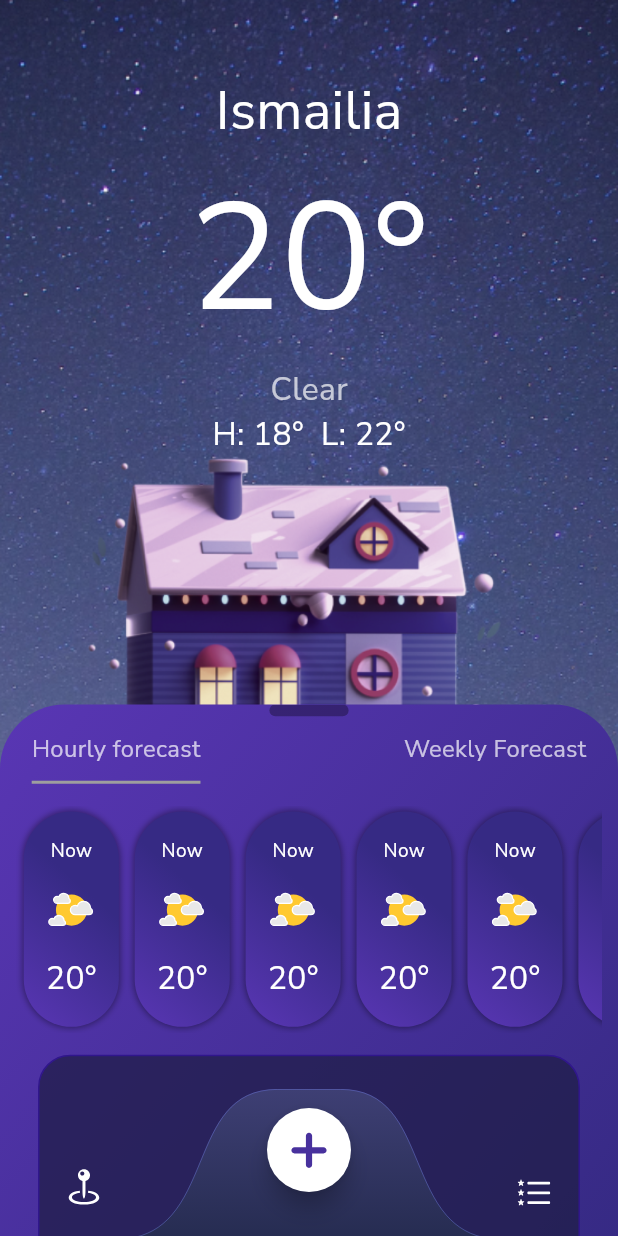
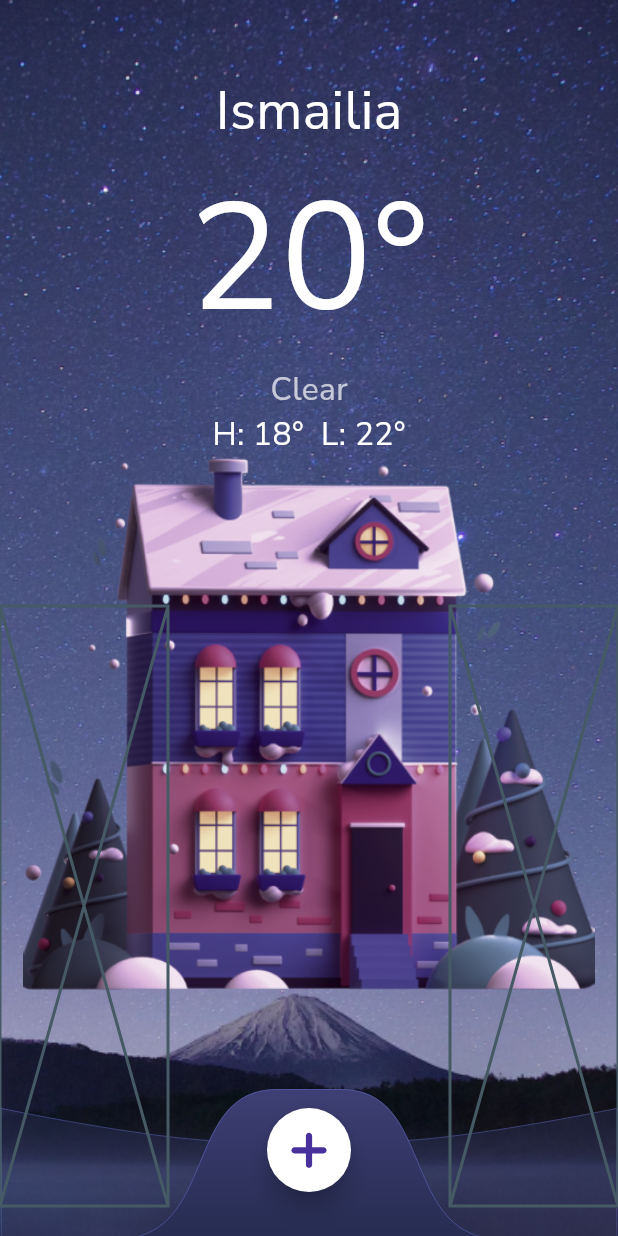
Before and after one commit to Eslam-Fathi/weather, a Flutter app: the screen it shows after launch, on a phone screen of 412 x 824 dp. Run offline on Flutter 3.47's test engine with Material 3 defaults, Android fonts, the phone set to English and light mode, and no system bars; our stand-ins replace flutter_screenutil, flutter_svg, google_fonts.

Commit message:
Revert "Add new weather-related components and functionality"
This reverts commit 86ba0d4a1594190e348608345a08a71a08d32b07.

```diff
--- a/lib/View/Components/bottom_buttons.dart
+++ /dev/null
@@ -1,20 +0,0 @@
-import 'package:flutter/material.dart';
-import 'package:flutter_svg/flutter_svg.dart';
-
-class BottomButton extends StatelessWidget {
-  const BottomButton({
-    super.key,
-    required this.iconlink,
-    required this.onTap,
-  });
-  final String iconlink;
-  final void Function() onTap;
-
-  @override
-  Widget build(BuildContext context) {
-    return InkWell(
-      onTap: onTap,
-      child: SvgPicture.asset(iconlink),
-    );
-  }
-}
--- a/lib/View/Components/draggable_weather_widget.dart
+++ /dev/null
@@ -1,50 +0,0 @@
-import 'package:flutter/material.dart';
-import 'package:flutter_screenutil/flutter_screenutil.dart';
-import 'package:weather/View/Components/draggble_content_widget.dart';
-
-class DraggableWeatherWidget extends StatefulWidget {
-  const DraggableWeatherWidget({super.key});
-
-  @override
-  State<DraggableWeatherWidget> createState() => _DraggableWeatherWidgetState();
-}
-
-class _DraggableWeatherWidgetState extends State<DraggableWeatherWidget> {
-  @override
-  Widget build(BuildContext context) {
-    return LayoutBuilder(
-      builder: (context, constraints) {
-        return DraggableScrollableSheet(
-            initialChildSize: 0.43,
-            minChildSize: .43,
-            builder: (BuildContext context, ScrollController scrollController) {
-              return Container(
-                decoration: ShapeDecoration(
-                  shape: RoundedRectangleBorder(
-                    borderRadius: BorderRadius.vertical(
-                      top: Radius.circular(44.r),
-                    ),
-                  ),
-                  gradient: const LinearGradient(
-                    colors: [
-                      Color.fromARGB(255, 89, 54, 180),
-                      Color.fromARGB(255, 54, 42, 132),
-                    ],
-                    begin: Alignment.topLeft,
-                    end: Alignment.bottomRight,
-                  ),
-                ),
-                child: ListView.builder(
-                  physics: const ClampingScrollPhysics(),
-                  controller: scrollController,
-                  itemCount: 1,
-                  itemBuilder: (context, index) {
-                    return const DraggableContent();
-                  },
-                ),
-              );
-            });
-      },
-    );
-  }
-}
--- a/lib/View/Components/draggble_content_widget.dart
+++ /dev/null
@@ -1,325 +0,0 @@
-import 'package:flutter/material.dart';
-import 'package:flutter_screenutil/flutter_screenutil.dart';
-import 'package:google_fonts/google_fonts.dart';
-import 'package:weather/View/Components/purple_colored_box.dart';
-import 'package:weather/View/Widgets/weather_small_widget.dart';
-
-class DraggableContent extends StatefulWidget {
-  const DraggableContent({
-    super.key,
-  });
-
-  @override
-  State<DraggableContent> createState() => _DraggableContentState();
-}
-
-class _DraggableContentState extends State<DraggableContent>
-    with SingleTickerProviderStateMixin {
-  int _selectedIndex = 0;
-  late AnimationController controller;
-  late Animation<Offset> _animation1;
-  late Animation<Offset> _animation2;
-
-  @override
-  void initState() {
-    super.initState();
-    //* Animation controller setup
-    controller = AnimationController(
-      vsync: this,
-      duration: const Duration(milliseconds: 500),
-    );
-    //* Define animations
-    _animation1 = Tween<Offset>(
-      begin: Offset.zero,
-      end: const Offset(-1.0, 0.0),
-    ).animate(
-      CurvedAnimation(
-        parent: controller,
-        curve: Curves.easeInOut,
-      ),
-    );
-    _animation2 = Tween<Offset>(
-      begin: const Offset(1.0, 0.0),
-      end: Offset.zero,
-    ).animate(
-      CurvedAnimation(
-        parent: controller,
-        curve: Curves.easeInOut,
-      ),
-    );
-  }
-
-  void _onTabTapped(int index) {
-    if (_selectedIndex != index) {
-      setState(() {
-        _selectedIndex = index;
-      });
-      //* Animate to the selected tab
-      _selectedIndex == 0 ? controller.reverse() : controller.forward();
-    }
-  }
-
-  @override
-  void dispose() {
-    controller.dispose();
-    super.dispose();
-  }
-
-  @override
-  Widget build(BuildContext context) {
-    return Padding(
-      padding: EdgeInsets.symmetric(horizontal: 10.w),
-      child: Column(
-        children: [
-          //* Tab indicator bar
-          Container(
-            width: 50.w,
-            height: 8.h,
-            decoration: ShapeDecoration(
-              color: const Color.fromARGB(80, 0, 0, 0),
-              shape: RoundedRectangleBorder(
-                borderRadius: BorderRadius.circular(50.r),
-              ),
-            ),
-          ),
-          Padding(
-            padding: EdgeInsets.symmetric(horizontal: 10.w),
-            child: Row(
-              children: [
-                //* Tab 1: Hourly forecast
-                GestureDetector(
-                  onTap: () {
-                    _onTabTapped(0);
-                  },
-                  child: Container(
-                    decoration: BoxDecoration(
-                      border: Border(
-                        bottom: BorderSide(
-                          color: _selectedIndex == 0
-                              ? Colors.grey
-                              : Colors.transparent,
-                          width: 2.0,
-                        ),
-                      ),
-                    ),
-                    padding: const EdgeInsets.symmetric(vertical: 10.0),
-                    child: Text(
-                      'Hourly forecast',
-                      style: TextStyle(
-                        fontFamily: GoogleFonts.nunitoSans().fontFamily,
-                        color: Colors.white70,
-                        fontSize: 15.sp,
-                      ),
-                    ),
-                  ),
-                ),
-                const Spacer(),
-                //* Tab 2: Weekly Forecast
-                GestureDetector(
-                  onTap: () {
-                    _onTabTapped(1);
-                  },
-                  child: Container(
-                    decoration: BoxDecoration(
-                      border: Border(
-                        bottom: BorderSide(
-                          color: _selectedIndex == 1
-                              ? Colors.grey
-                              : Colors.transparent,
-                          width: 2.0,
-                        ),
-                      ),
-                    ),
-                    padding: const EdgeInsets.symmetric(vertical: 10.0),
-                    child: Text(
-                      "Weekly Forecast",
-                      style: TextStyle(
-                        fontFamily: GoogleFonts.nunitoSans().fontFamily,
-                        color: Colors.white70,
-                        fontSize: 15.sp,
-                      ),
-                    ),
-                  ),
-                ),
-              ],
-            ),
-          ),
-          //* Weather content stack
-          Stack(
-            children: [
-              //* Tab 1 content: Hourly forecast
-              AnimatedOpacity(
-                opacity: _selectedIndex == 0 ? 1.0 : 0.0,
-                duration: const Duration(milliseconds: 500),
-                child: SlideTransition(
-                  position: _animation1,
-                  child: Padding(
-                    padding: EdgeInsets.symmetric(vertical: 15.h),
-                    child: SizedBox(
-                      height: 155.h,
-                      child: ListView.builder(
-                        physics: const ClampingScrollPhysics(),
-                        scrollDirection: Axis.horizontal,
-                        itemCount: 7,
-                        itemBuilder: (BuildContext context, int index) {
-                          return Padding(
-                            padding: EdgeInsets.symmetric(
-                              horizontal: 5.w,
-                              vertical: 4.h,
-                            ),
-                            child: const SmallWeatherWidget(
-                              timeText: 'Now',
-                              temp: '20',
-                              weather: 'snow',
-                            ),
-                          );
-                        },
-                      ),
-                    ),
-                  ),
-                ),
-              ),
-              //* Tab 2 content: Weekly Forecast
-              AnimatedOpacity(
-                opacity: _selectedIndex == 1 ? 1.0 : 0.0,
-                duration: const Duration(milliseconds: 500),
-                child: SlideTransition(
-                  position: _animation2,
-                  child: Padding(
-                    padding: EdgeInsets.symmetric(vertical: 15.h),
-                    child: SizedBox(
-                      height: 155.h,
-                      child: ListView.builder(
-                        physics: const ClampingScrollPhysics(),
-                        scrollDirection: Axis.horizontal,
-                        itemCount: 7,
-                        itemBuilder: (BuildContext context, int index) {
-                          return Padding(
-                            padding: EdgeInsets.symmetric(
-                              horizontal: 5.w,
-                              vertical: 4.h,
-                            ),
-                            child: const SmallWeatherWidget(
-                              timeText: 'day',
-                              temp: '10',
-                              weather: 'Sunny',
-                            ),
-                          );
-                        },
-                      ),
-                    ),
-                  ),
-                ),
-              ),
-            ],
-          ),
-          //* AirQuality Widget
-          const PurpleBox(
-            height: 158,
-            width: 342,
-            child: SizedBox(),
-          ),
-          SizedBox(
-            height: 10.h,
-          ),
-          Padding(
-            padding: EdgeInsets.symmetric(horizontal: 15.w),
-            child: Row(
-              children: [
-                //* UVIndex Widget
-                const PurpleBox(
-                  height: 164,
-                  width: 164,
-                  child: SizedBox(),
-                ),
-                SizedBox(
-                  width: 10.w,
-                ),
-                //* SunRise Widget
-                const PurpleBox(
-                  height: 164,
-                  width: 164,
-                  child: SizedBox(),
-                ),
-              ],
-            ),
-          ),
-          SizedBox(
-            height: 10.h,
-          ),
-          Padding(
-            padding: EdgeInsets.symmetric(horizontal: 15.w),
-            child: Row(
-              children: [
-                //* WindSpeed Widget
-                const PurpleBox(
-                  height: 164,
-                  width: 164,
-                  child: SizedBox(),
-                ),
-                SizedBox(
-                  width: 10.w,
-                ),
-                //* RainFall Widget
-                const PurpleBox(
-                  height: 164,
-                  width: 164,
-                  child: SizedBox(),
-                ),
-              ],
-            ),
-          ),
-          SizedBox(
-            height: 10.h,
-          ),
-          Padding(
-            padding: EdgeInsets.symmetric(horizontal: 15.w),
-            child: Row(
-              children: [
-                //* FeelsLike Widget
-                const PurpleBox(height: 164, width: 164, child: SizedBox()),
-                SizedBox(
-                  width: 10.w,
-                ),
-                //* Humidity Widget
-                const PurpleBox(
-                  height: 164,
-                  width: 164,
-                  child: SizedBox(),
-                ),
-              ],
-            ),
-          ),
-          SizedBox(
-            height: 10.h,
-          ),
-          Padding(
-            padding: EdgeInsets.symmetric(horizontal: 15.w),
-            child: Row(
-              children: [
-                //* Visiblity Widget
-                const PurpleBox(
-                  height: 164,
-                  width: 164,
-                  child: SizedBox(),
-                ),
-                SizedBox(
-                  width: 10.w,
-                ),
-                //* Pressure Widget
-                const PurpleBox(
-                  height: 164,
-                  width: 164,
-                  child: SizedBox(),
-                ),
-              ],
-            ),
-          ),
-          SizedBox(
-            height: 120.h,
-          )
-        ],
-      ),
-    );
-  }
-}
--- a/lib/View/Components/purple_colored_box.dart
+++ /dev/null
@@ -1,29 +0,0 @@
-import 'package:flutter/material.dart';
-import 'package:flutter_screenutil/flutter_screenutil.dart';
-
-class PurpleBox extends StatelessWidget {
-  const PurpleBox({
-    super.key,
-    required this.height,
-    required this.width,
-    required this.child,
-  });
-  final double height;
-  final double width;
-  final Widget child;
-  @override
-  Widget build(BuildContext context) {
-    return Container(
-      height: height.h,
-      width: width.w,
-      decoration: ShapeDecoration(
-        shape: RoundedRectangleBorder(
-          side: const BorderSide(color: Color.fromARGB(255, 48, 22, 140)),
-          borderRadius: BorderRadius.circular(22.r),
-        ),
-        color: const Color.fromARGB(190, 31, 29, 71),
-      ),
-      child: child,
-    );
-  }
-}
--- a/lib/View/Screens/home_screen.dart
+++ b/lib/View/Screens/home_screen.dart
@@ -2,8 +2,6 @@ import 'package:flutter/material.dart';
 import 'package:flutter_screenutil/flutter_screenutil.dart';
 import 'package:flutter_svg/flutter_svg.dart';
 import 'package:google_fonts/google_fonts.dart';
-import 'package:weather/View/Components/bottom_buttons.dart';
-import 'package:weather/View/Components/draggable_weather_widget.dart';
 
 class HomeScreen extends StatefulWidget {
   const HomeScreen({super.key});
@@ -98,6 +96,7 @@ class _HomeScreenState extends State<HomeScreen>
               ],
             ),
           ),
+
           Positioned(
             // floating button background
             left: 0,
@@ -106,35 +105,20 @@ class _HomeScreenState extends State<HomeScreen>
             child: SvgPicture.asset("assets/svg/Back.svg", width: 400.w),
           ),
 
-          const DraggableWeatherWidget(),
+          Positioned(
+            // buttons background
+            left: 0,
+            right: 0,
+            bottom: -10,
+            child: SvgPicture.asset("assets/svg/Subtract.svg"),
+          ),
 
-          Positioned(
-              // buttons background
-              left: 0,
-              right: 0,
-              bottom: -10,
-              child: SvgPicture.asset("assets/svg/Subtract.svg")),
+          //TODO: implement buttons' functions here
 
-          Positioned(
-            left: 0,
-            right: 300,
-            bottom: 20,
-            child: BottomButton(
-              // location button
-              iconlink: "assets/svg/svgicon/Symbol.svg",
-              onTap: () {},
-            ),
-          ),
-          Positioned(
-            left: 300,
-            right: 0,
-            bottom: 20,
-            child: BottomButton(
-              // List button
-              iconlink: "assets/svg/svgicon/list.svg",
-              onTap: () {},
-            ),
-          ),
+          const Positioned(
+              left: 0, right: 300, bottom: 20, child: Placeholder()),
+          const Positioned(
+              left: 300, right: 0, bottom: 20, child: Placeholder()),
         ],
       ),
     );
--- a/lib/View/Widgets/weather_small_widget.dart
+++ /dev/null
@@ -1,79 +0,0 @@
-import 'package:flutter/material.dart';
-import 'package:flutter_screenutil/flutter_screenutil.dart';
-
-import 'package:google_fonts/google_fonts.dart';
-import 'package:lottie/lottie.dart';
-
-class SmallWeatherWidget extends StatelessWidget {
-  const SmallWeatherWidget(
-      {super.key,
-      required this.timeText,
-      required this.temp,
-      required this.weather});
-
-  final String timeText;
-  final String temp;
-  final String weather;
-
-  @override
-  Widget build(BuildContext context) {
-    return Container(
-      height: 140.h,
-      width: 60.w,
-      decoration: ShapeDecoration(
-        shadows: [
-          BoxShadow(
-            color: Colors.black38,
-            blurRadius: 3.r,
-            spreadRadius: 1.r,
-            blurStyle: BlurStyle.normal,
-          ),
-        ],
-        gradient: const LinearGradient(
-          colors: [
-            Color.fromARGB(255, 89, 54, 180),
-            Color.fromARGB(255, 54, 42, 132),
-          ],
-          begin: Alignment.bottomLeft,
-          end: Alignment.centerRight,
-        ),
-        shape: RoundedRectangleBorder(
-          borderRadius: BorderRadius.circular(40.r),
-        ),
-      ),
-      child: Padding(
-        padding: EdgeInsets.symmetric(horizontal: 10.w, vertical: 15.h),
-        child: Column(
-          mainAxisAlignment: MainAxisAlignment.center,
-          crossAxisAlignment: CrossAxisAlignment.center,
-          mainAxisSize: MainAxisSize.min,
-          children: [
-            Text(
-              timeText,
-              style: TextStyle(
-                fontFamily: GoogleFonts.nunitoSans().fontFamily,
-                color: Colors.white,
-                fontSize: 12.sp,
-              ),
-            ),
-            SizedBox(height: 15.h),
-            SizedBox(
-              height: 32.h,
-              width: 32.w,
-              child: Lottie.asset('assets/lottie/PartlyCloudy.json'),
-            ),
-            SizedBox(height: 15.h),
-            Text(
-              "$temp°",
-              style: TextStyle(
-                fontFamily: GoogleFonts.nunitoSans().fontFamily,
-                fontSize: 20.sp,
-                color: Colors.white,
-              ),
-            )
-          ],
-        ),
-      ),
-    );
-  }
-}
```
